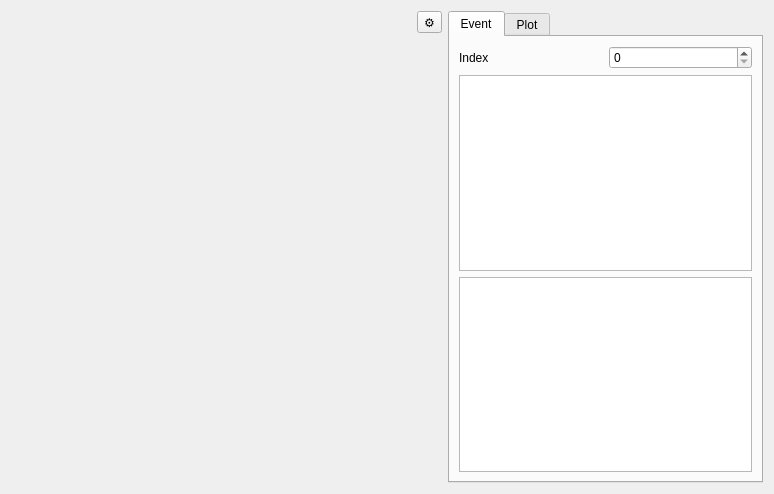
The window that shapeout2/gui/quick_view.ui (ZELLMECHANIK-DRESDEN/ShapeOut2) describes before a commit, drawn with Qt 5.
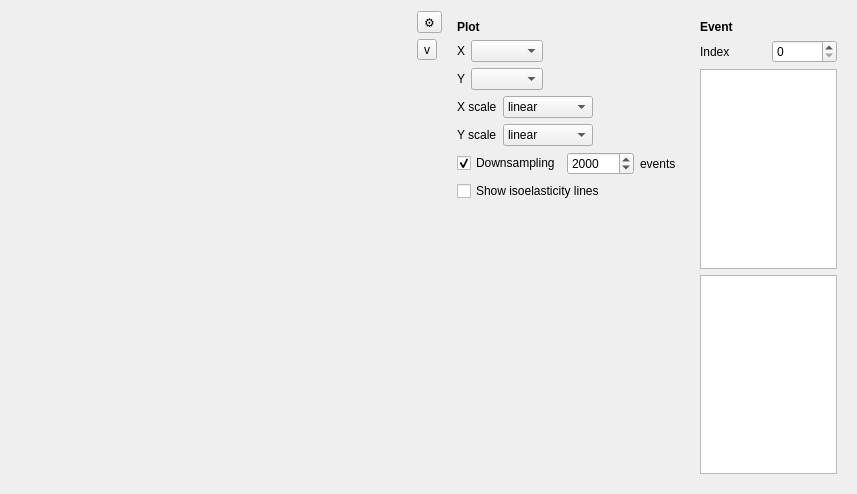
The same window after the commit. Custom widgets are drawn as their Qt base class.

Commit message: improve quick view tool

Diff of the .ui file:
```diff
--- a/shapeout2/gui/quick_view.ui
+++ b/shapeout2/gui/quick_view.ui
@@ -6,7 +6,7 @@
    <rect>
     <x>0</x>
     <y>0</y>
-    <width>774</width>
+    <width>857</width>
     <height>494</height>
    </rect>
   </property>
@@ -24,7 +24,15 @@
      </property>
     </widget>
    </item>
-   <item alignment="Qt::AlignTop">
+   <item>
+    <layout class="QVBoxLayout" name="verticalLayout_3">
+     <property name="leftMargin">
+      <number>0</number>
+     </property>
+     <property name="topMargin">
+      <number>0</number>
+     </property>
+     <item>
     <widget class="QToolButton" name="toolButton_settings">
      <property name="text">
       <string>⚙</string>
@@ -38,42 +46,40 @@
     </widget>
    </item>
    <item>
-    <widget class="QTabWidget" name="tabWidget">
-     <property name="currentIndex">
-      <number>0</number>
-     </property>
-     <widget class="QWidget" name="tab_event">
-      <attribute name="title">
-       <string>Event</string>
-      </attribute>
-      <layout class="QVBoxLayout" name="verticalLayout">
-       <item>
-        <layout class="QHBoxLayout" name="horizontalLayout_3">
-         <item>
-          <widget class="QLabel" name="label_6">
+      <widget class="QToolButton" name="toolButton_event">
            <property name="text">
-            <string>Index</string>
-           </property>
+        <string>v</string>
+       </property>
+       <property name="checkable">
+        <bool>true</bool>
+       </property>
           </widget>
          </item>
          <item>
-          <widget class="QSpinBox" name="spinBox"/>
+      <spacer name="verticalSpacer_2">
+       <property name="orientation">
+        <enum>Qt::Vertical</enum>
+       </property>
+       <property name="sizeHint" stdset="0">
+        <size>
+         <width>20</width>
+         <height>40</height>
+        </size>
+       </property>
+      </spacer>
          </item>
         </layout>
        </item>
        <item>
-        <widget class="QGraphicsView" name="graphicsView_image"/>
-       </item>
+    <widget class="QWidget" name="widget_settings" native="true">
+     <layout class="QVBoxLayout" name="verticalLayout_4">
        <item>
-        <widget class="QGraphicsView" name="graphicsView_trace"/>
-       </item>
-      </layout>
-     </widget>
-     <widget class="QWidget" name="tab_plot">
-      <attribute name="title">
-       <string>Plot</string>
-      </attribute>
-      <layout class="QVBoxLayout" name="verticalLayout_2">
+       <widget class="QLabel" name="label_7">
+        <property name="text">
+         <string>&lt;html&gt;&lt;head/&gt;&lt;body&gt;&lt;p&gt;&lt;span style=&quot; font-weight:600;&quot;&gt;Plot&lt;/span&gt;&lt;/p&gt;&lt;/body&gt;&lt;/html&gt;</string>
+        </property>
+       </widget>
+      </item>
        <item>
         <layout class="QGridLayout" name="gridLayout">
          <item row="0" column="2">
@@ -236,6 +242,38 @@
        </item>
       </layout>
      </widget>
+   </item>
+   <item>
+    <widget class="QWidget" name="widget_event" native="true">
+     <layout class="QVBoxLayout" name="verticalLayout_5">
+      <item>
+       <widget class="QLabel" name="label_8">
+        <property name="text">
+         <string>&lt;b&gt;Event&lt;/b&gt;</string>
+        </property>
+       </widget>
+      </item>
+      <item>
+       <layout class="QHBoxLayout" name="horizontalLayout_3">
+        <item>
+         <widget class="QLabel" name="label_6">
+          <property name="text">
+           <string>Index</string>
+          </property>
+         </widget>
+        </item>
+        <item>
+         <widget class="QSpinBox" name="spinBox"/>
+        </item>
+       </layout>
+      </item>
+      <item>
+       <widget class="QGraphicsView" name="graphicsView_image"/>
+      </item>
+      <item>
+       <widget class="QGraphicsView" name="graphicsView_trace"/>
+      </item>
+     </layout>
     </widget>
    </item>
   </layout>
```
Left out of the diff: 19 changed lines with no effect on the pictures. Lines whose indentation alone changed are shown as unchanged. The commit also changes 1 other file.
